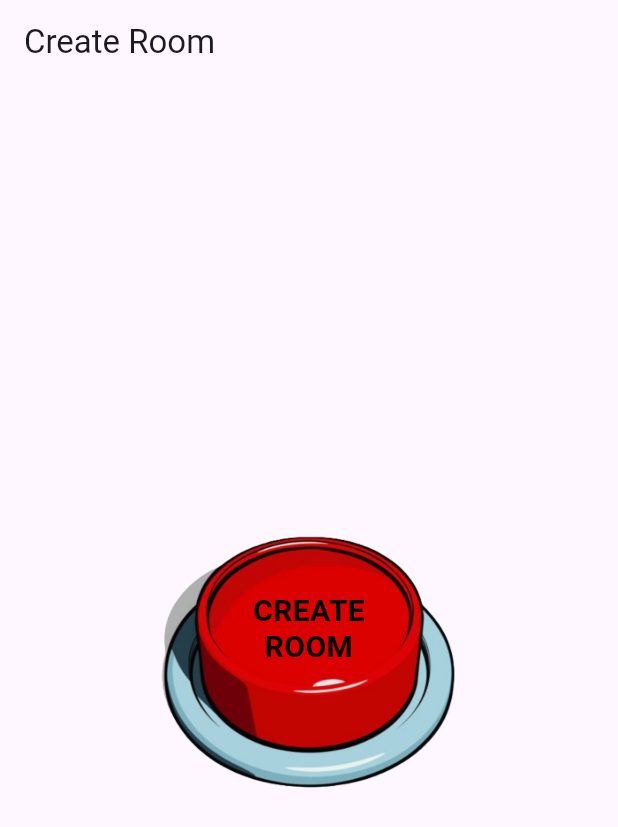
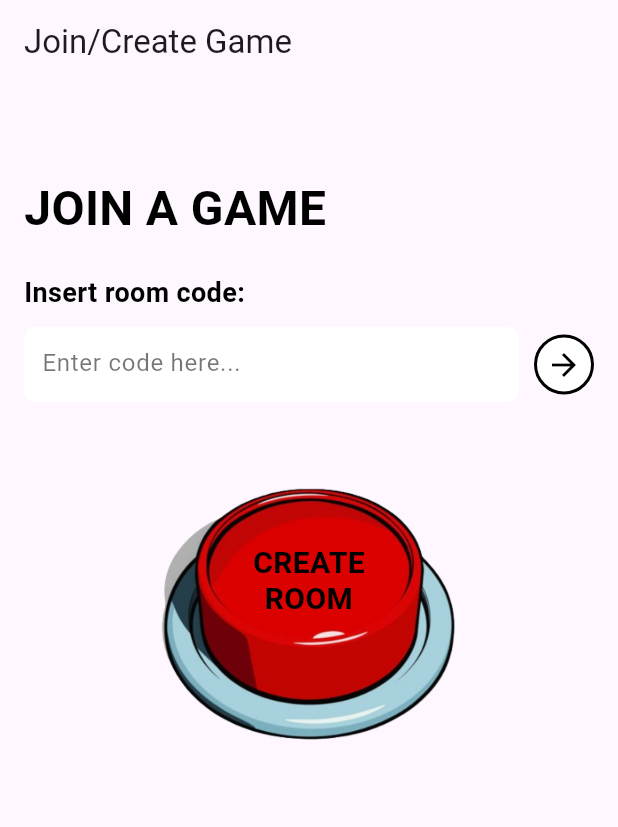
Before and after one commit to Stavriana/3phased, a Flutter app: the screen it shows once a user with an empty profile is signed in, on a phone screen of 412 x 824 dp. Shown: the top 827 px of the screen. Run offline on Flutter 3.47's test engine with Material 3 defaults, Android fonts, the phone set to English and light mode, and no system bars; our stand-ins replace cloud_firestore, firebase_auth, firebase_core, get, google_sign_in; accounts and stored records are empty; Roboto replaces fonts that are missing (Rubik).

Commit message:
finished join

```diff
--- /dev/null
+++ b/lib/views/avatar_setup.dart
@@ -0,0 +1,20 @@
+import 'package:flutter/material.dart';
+
+class AvatarSelectionScreen extends StatelessWidget {
+  final String code;
+
+  const AvatarSelectionScreen({super.key, required this.code});
+
+  @override
+  Widget build(BuildContext context) {
+    return Scaffold(
+      appBar: AppBar(title: const Text('Avatar Setup')),
+      body: Center(
+        child: Text(
+          'Room Code: $code', // Display room code or perform setup logic
+          style: const TextStyle(fontSize: 24, fontWeight: FontWeight.bold),
+        ),
+      ),
+    );
+  }
+}
--- a/lib/views/code_input_view.dart
+++ b/lib/views/code_input_view.dart
@@ -1,39 +1,187 @@
 import 'package:flutter/material.dart';
-import 'package:get/get.dart';
-//import 'package:eksaminiaia/controllers/code_controller.dart';
-import 'package:eksaminiaia/views/set_it_up_page.dart'; // Import SetItUpPage
+import 'package:get/get.dart'; // For GetX state management
+//import 'package:eksaminiaia/controllers/code_controller.dart'; // Import CodeController
 import 'package:eksaminiaia/controllers.dart/code_controller.dart';
+import 'avatar_setup.dart'; // Import AvatarSelectionScreen
+import 'package:cloud_firestore/cloud_firestore.dart';
+import 'set_it_up_page.dart';
 
-class CodeInputView extends StatelessWidget {
+class CodeInputView extends StatefulWidget {
   const CodeInputView({super.key});
 
   @override
-  Widget build(BuildContext context) {
-    final CodeController controller = Get.put(CodeController());
+  State<CodeInputView> createState() => _CodeInputViewState();
+}
 
-    return SafeArea(
-      child: Scaffold(
-        appBar: AppBar(
-          title: const Text('Create Room'),
-        ),
-        body: Center(
-          child: GestureDetector(
-            onTap: () async {
+class _CodeInputViewState extends State<CodeInputView> {
+  final TextEditingController _codeController = TextEditingController();
+  bool _isCodeValid = true;
+  final CodeController _codeControllerInstance = Get.put(CodeController());
+
+  // Function to check if the entered code exists in Firestore
+  Future<bool> _checkCodeExists(String code) async {
     try {
-                // Create a room (without numOfPlayers or numOfTeams yet)
-                final String roomCode = await controller.createRoom();
+      final doc = await FirebaseFirestore.instance.collection('Rooms').doc(code).get();
+      return doc.exists;
+    } catch (e) {
+      return false;
+    }
+  }
 
-                // Navigate to the next page to set up players and teams
-                Get.to(() => SetItUpPage(roomCode: roomCode));
-              } catch (e) {
+  // Function to handle joining the game
+  void _joinGame(BuildContext context) async {
+    final enteredCode = _codeController.text.trim().toUpperCase();
+
+    // Check if the entered code exists in Firestore
+    final codeExists = await _checkCodeExists(enteredCode);
+
+    // Ensure the widget is still mounted before using the BuildContext
+    if (!mounted) return;
+
+    if (codeExists) {
+      // Navigate to AvatarSelectionScreen if the code exists
+      Get.to(() => AvatarSelectionScreen(code: enteredCode)); // Use Get.to() for navigation
+    } else {
+      // Show error message if the code does not exist
       Get.snackbar(
         'Error',
-                  e.toString(), // Fixed here
+        'The room code is invalid or does not exist.',
         snackPosition: SnackPosition.BOTTOM,
+        backgroundColor: Colors.red,
+        colorText: Colors.white,
       );
     }
+  }
+
+  // Function to create a new room and navigate to the setup page
+  void _createRoom(BuildContext context) async {
+    try {
+      final String roomCode = await _codeControllerInstance.createRoom(); // Create a new room code
+
+      // Ensure the widget is still mounted before using the BuildContext
+      if (!mounted) return;
+
+      // Use Get.to() for navigation
+      Get.to(() => SetItUpPage(roomCode: roomCode)); // Navigate to setup page with room code
+    } catch (e) {
+      // Ensure the widget is still mounted before using the BuildContext
+      if (!mounted) return;
+
+      Get.snackbar(
+        'Error',
+        'Failed to create room. Please try again later.',
+        snackPosition: SnackPosition.BOTTOM,
+        backgroundColor: Colors.red,
+        colorText: Colors.white,
+      );
+    }
+  }
+
+  @override
+  Widget build(BuildContext context) {
+    return Scaffold(
+      appBar: AppBar(title: const Text('Join/Create Game')),
+      body: Padding(
+        padding: const EdgeInsets.symmetric(horizontal: 16.0),
+        child: Column(
+          crossAxisAlignment: CrossAxisAlignment.start,
+          children: [
+            const SizedBox(height: 60),
+            const Text(
+              'JOIN A GAME',
+              style: TextStyle(
+                fontSize: 32,
+                fontFamily: 'Rubik',
+                fontWeight: FontWeight.bold,
+                color: Colors.black,
+              ),
+            ),
+            const SizedBox(height: 20),
+            const Text(
+              'Insert room code:',
+              style: TextStyle(
+                fontSize: 18,
+                fontFamily: 'Rubik',
+                fontWeight: FontWeight.bold,
+                color: Colors.black,
+              ),
+            ),
+            const SizedBox(height: 10),
+            Row(
+              children: [
+                Expanded(
+                  child: Container(
+                    height: 50,
+                    padding: const EdgeInsets.symmetric(horizontal: 12.0),
+                    decoration: BoxDecoration(
+                      color: _isCodeValid ? Colors.white : Colors.red.shade900,
+                      borderRadius: BorderRadius.circular(8),
+                    ),
+                    child: TextField(
+                      controller: _codeController,
+                      decoration: const InputDecoration(
+                        hintText: 'Enter code here...',
+                        hintStyle: TextStyle(
+                          color: Colors.black54,
+                          fontSize: 16,
+                          fontFamily: 'Rubik',
+                        ),
+                        border: InputBorder.none,
+                      ),
+                      style: const TextStyle(
+                        color: Colors.black,
+                        fontSize: 16,
+                        fontFamily: 'Rubik',
+                      ),
+                      onChanged: (_) {
+                        setState(() {
+                          _isCodeValid = true; // Reset validity on text change
+                        });
                       },
-            child: SizedBox(
+                    ),
+                  ),
+                ),
+                const SizedBox(width: 10),
+                GestureDetector(
+                  onTap: () => _joinGame(context), // Join game functionality
+                  child: Container(
+                    width: 40,
+                    height: 40,
+                    decoration: BoxDecoration(
+                      color: Colors.white,
+                      border: Border.all(color: Colors.black, width: 2),
+                      shape: BoxShape.circle,
+                    ),
+                    child: const Icon(
+                      Icons.arrow_forward,
+                      color: Colors.black,
+                      size: 24,
+                    ),
+                  ),
+                ),
+              ],
+            ),
+            const SizedBox(height: 40),
+            Center(
+              child: GestureDetector(
+                onTap: () => _createRoom(context), // Create room functionality
+                child: const CreateRoomButton(), // Button to create a room
+              ),
+            ),
+          ],
+        ),
+      ),
+    );
+  }
+}
+
+// CreateRoomButton widget for the "Create Room" button
+class CreateRoomButton extends StatelessWidget {
+  const CreateRoomButton({super.key});
+
+  @override
+  Widget build(BuildContext context) {
+    return SizedBox(
       width: 200,
       height: 200,
       child: Stack(
@@ -41,7 +189,7 @@ class CodeInputView extends StatelessWidget {
         children: [
           Positioned.fill(
             child: Image.asset(
-                      'assets/images/button_image.png',
+              'assets/images/button_image.png', // Your button image asset here
               fit: BoxFit.cover,
             ),
           ),
@@ -61,10 +209,6 @@ class CodeInputView extends StatelessWidget {
           ),
         ],
       ),
-            ),
-          ),
-        ),
-      ),
     );
   }
 }
```
Lines whose indentation alone changed are shown as unchanged.
